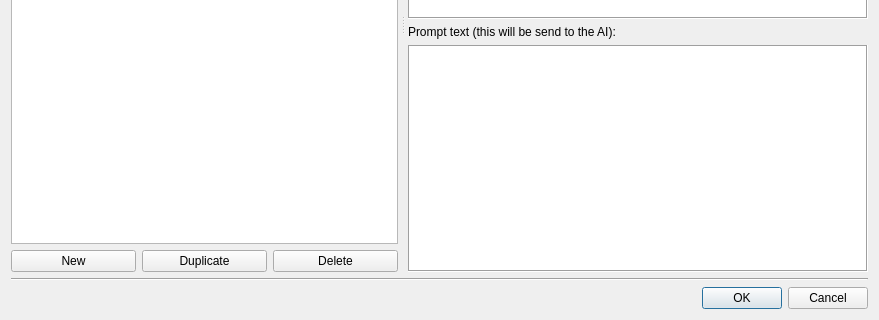
The window that GUI_UIs/ui_ai_edit_prompts.ui (ccbogel/QualCoder) describes before a commit, drawn with Qt 5; both pictures show x 0 to 879 and y 236 to 556 of the 879 by 556 pixel window.
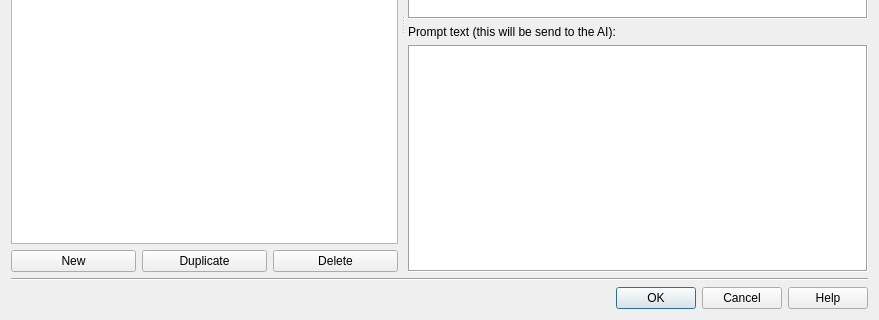
The same window after the commit.

Commit message: Added help buttons to ai_chat, ai_edit_prompts

```diff
--- a/GUI_UIs/ui_ai_edit_prompts.ui
+++ b/GUI_UIs/ui_ai_edit_prompts.ui
@@ -393,7 +393,7 @@
    <item row="2" column="0">
     <widget class="QDialogButtonBox" name="buttonBox">
      <property name="standardButtons">
-      <set>QDialogButtonBox::Cancel|QDialogButtonBox::Ok</set>
+      <set>QDialogButtonBox::Cancel|QDialogButtonBox::Help|QDialogButtonBox::Ok</set>
      </property>
     </widget>
    </item>
```
The commit also changes 5 other files.
